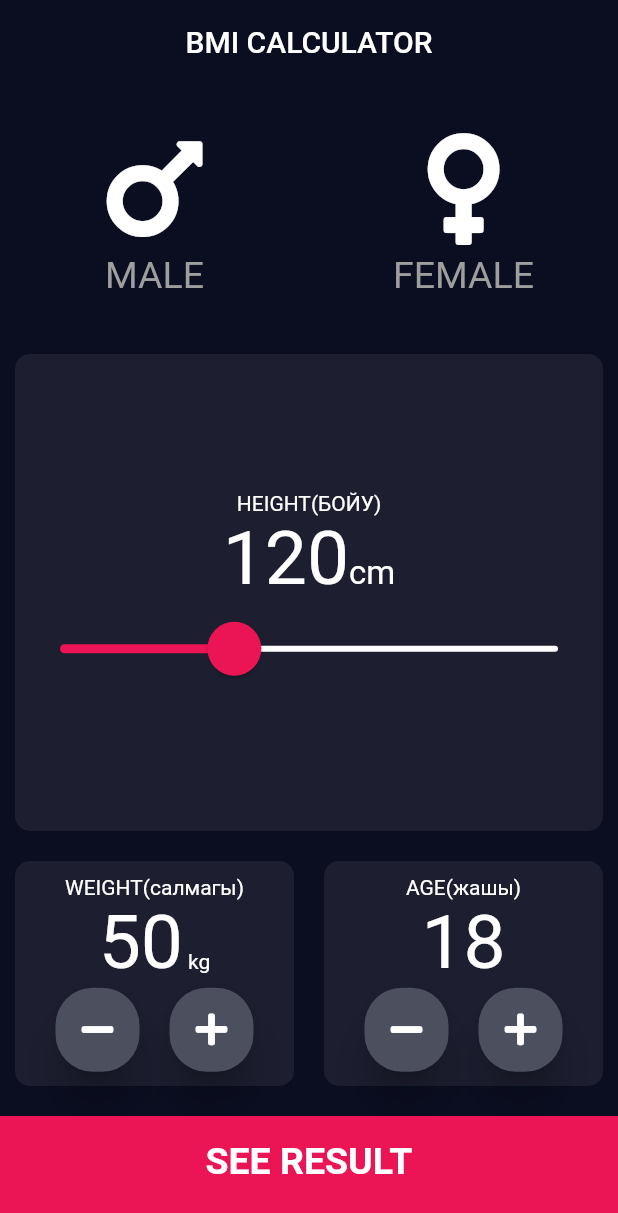
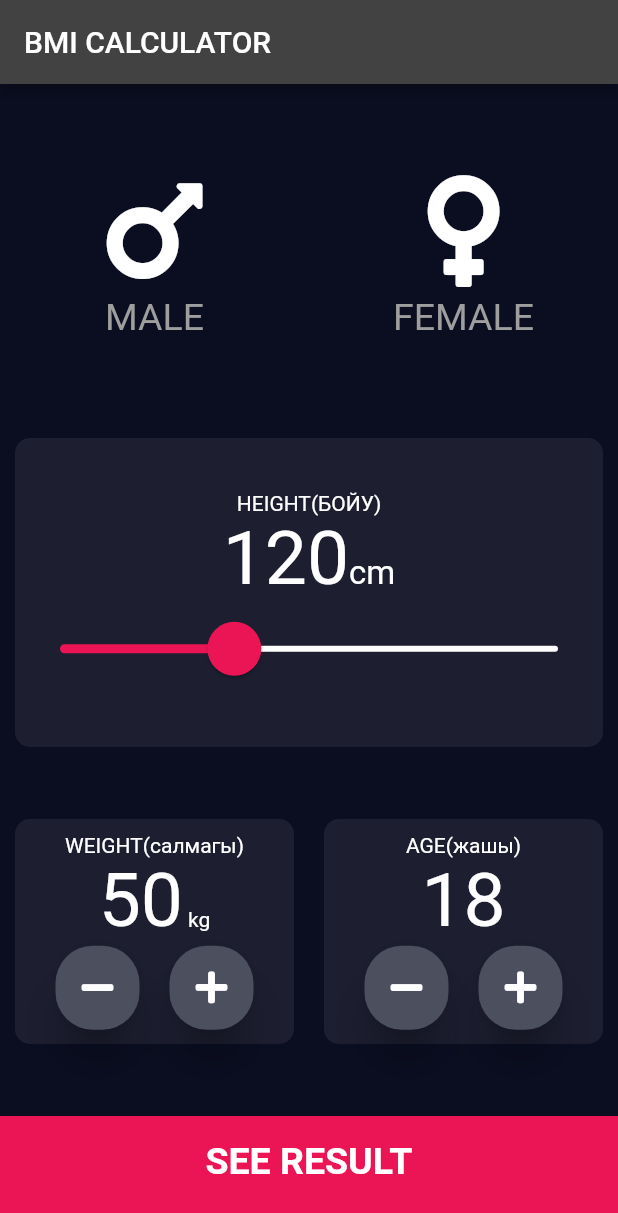
Before and after one commit to GMErgeshova/name-flutter_application_07-BMI-Calculator-, a Flutter app: the screen it shows after launch, on a phone screen of 412 x 824 dp. Shown: the top 1213 px of the screen. Run offline on Flutter 3.47's test engine with Material 2 defaults, Android fonts, the phone set to English and light mode, and no system bars; our stand-ins replace font_awesome_flutter.

Commit message:
BMI Calculator

```diff
--- a/lib/calculation_brain.dart
+++ b/lib/calculation_brain.dart
@@ -29,7 +29,7 @@ class CalculatorBrain {
     } else if (_bmi >= 18.5) {
       return 'У вас нормальный вес. Так держать!!!';
     } else {
-      return 'У вас масса тела ниже нормы. Кушайте побольше.';
+      return 'У вас масса тела ниже нормы. Питайтесь полезной едой.';
     }
   }
 }
--- a/lib/home_page.dart
+++ b/lib/home_page.dart
@@ -39,17 +39,18 @@ class _HomePageState extends State<HomePage> {
     return Scaffold(
       // resizeToAvoidBottomInset: false,
       appBar: AppBar(
-        backgroundColor: const Color(0xff0b0e21),
-        elevation: 0,
+        //backgroundColor: const Color(0xff0b0e21),
+        //elevation: 0,
         title: Text(
           'BMI Calculator'.toUpperCase(),
         ),
-        centerTitle: true,
+        //centerTitle: true,
       ),
       body: Column(
         crossAxisAlignment: CrossAxisAlignment.stretch,
         children: [
-          Row(
+          Expanded(
+            child: Row(
               children: [
                 Expanded(
                   child: ReusableCard(
@@ -86,6 +87,7 @@ class _HomePageState extends State<HomePage> {
                 ),
               ],
             ),
+          ),
           Expanded(
             child: ReusableCard(
               bgColor: kCardBGColor,
@@ -110,11 +112,11 @@ class _HomePageState extends State<HomePage> {
                       activeTrackColor: kRed,
                       inactiveTrackColor: Colors.white,
                       thumbColor: kRed,
-                      overlayColor: Color(0x29EB1555),
+                      overlayColor: const Color(0x29EB1555),
                       thumbShape:
-                          RoundSliderThumbShape(enabledThumbRadius: 18.0),
+                          const RoundSliderThumbShape(enabledThumbRadius: 18.0),
                       overlayShape:
-                          RoundSliderOverlayShape(overlayRadius: 30.0),
+                          const RoundSliderOverlayShape(overlayRadius: 30.0),
                     ),
                     child: Slider(
                       // activeColor: Colors.red,
@@ -133,7 +135,8 @@ class _HomePageState extends State<HomePage> {
               ),
             ),
           ),
-          Row(
+          Expanded(
+            child: Row(
               children: [
                 Expanded(
                   child: ReusableCard(
@@ -172,6 +175,7 @@ class _HomePageState extends State<HomePage> {
                 ),
               ],
             ),
+          ),
           BottomButton(
             onTap: () {
               CalculatorBrain calculatorBrain = CalculatorBrain(
@@ -198,6 +202,15 @@ class _HomePageState extends State<HomePage> {
       ),
     );
   }
+
+  Container _buildContainer2() {
+    return Container(
+      decoration: BoxDecoration(
+        color: Colors.redAccent,
+        borderRadius: BorderRadius.circular(10.0),
+      ),
+    );
+  }
 }
 
 enum Gender { male, female }// TODO Implement this library.
```
Lines whose indentation alone changed are shown as unchanged.
